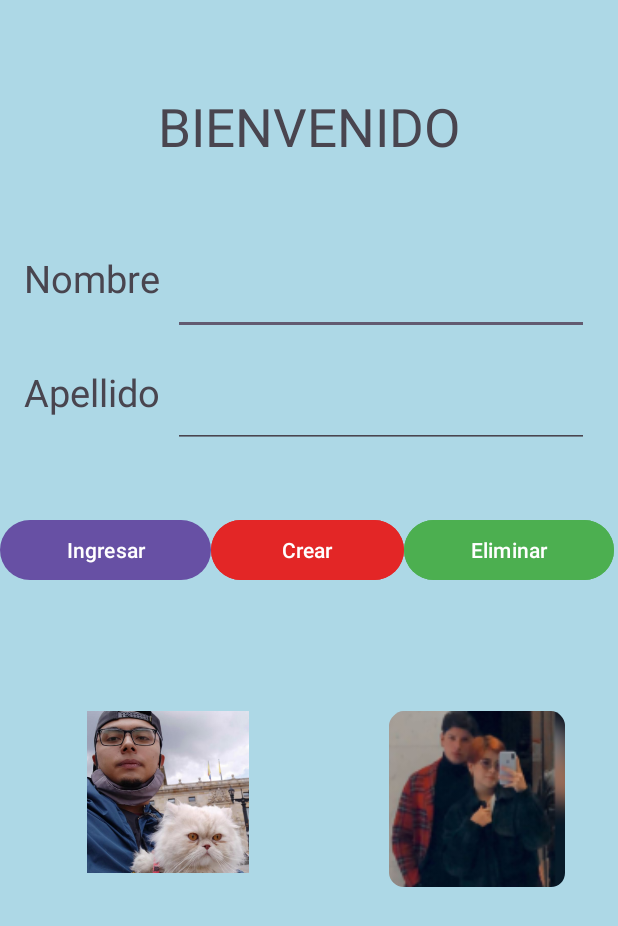
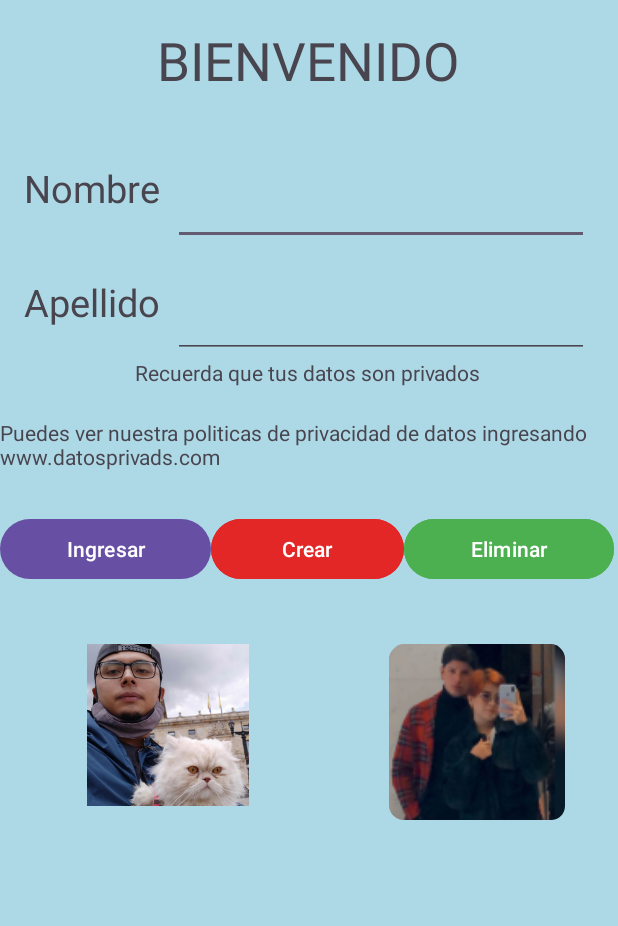
Before and after one commit to italoAGuevara/Ejercicio1_android, an Android app: the screen it shows after launch (MainActivity), on a phone screen of 412 x 824 dp. Shown: the top 926 px of the screen. Run offline under Robolectric (Android 15) with nearby library versions, the phone set to English and light mode, and no system bars.

Commit message:
TITLE:Se agregan 2 textos mas

```diff
--- a/app/src/main/res/layout/activity_main.xml
+++ b/app/src/main/res/layout/activity_main.xml
@@ -11,7 +11,7 @@
         android:id="@+id/editTextName"
         android:layout_width="277dp"
         android:layout_height="55dp"
-        android:layout_marginTop="168dp"
+        android:layout_marginTop="108dp"
         android:ems="10"
         android:inputType="text"
         app:layout_constraintEnd_toEndOf="parent"
@@ -36,7 +36,7 @@
         android:layout_width="99dp"
         android:layout_height="52dp"
         android:layout_marginStart="16dp"
-        android:layout_marginTop="60dp"
+        android:layout_marginTop="44dp"
         android:text="Nombre"
         android:textSize="25sp"
         app:layout_constraintStart_toStartOf="parent"
@@ -61,16 +61,18 @@
         android:textSize="35sp"
         app:layout_constraintBottom_toTopOf="@+id/editTextName"
         app:layout_constraintEnd_toEndOf="parent"
+        app:layout_constraintHorizontal_bias="0.497"
         app:layout_constraintStart_toStartOf="parent"
-        app:layout_constraintTop_toTopOf="parent" />
+        app:layout_constraintTop_toTopOf="parent"
+        app:layout_constraintVertical_bias="0.28" />
 
     <LinearLayout
         android:id="@+id/linearLayout"
         android:layout_width="409dp"
         android:layout_height="79dp"
-        android:layout_marginTop="44dp"
+        android:layout_marginTop="28dp"
         android:orientation="horizontal"
-        app:layout_constraintTop_toBottomOf="@+id/editTextLastName"
+        app:layout_constraintTop_toBottomOf="@+id/textViewPoliticasPrivacidad"
         tools:layout_editor_absoluteX="1dp">
 
         <Button
@@ -100,7 +102,7 @@
     <LinearLayout
         android:layout_width="412dp"
         android:layout_height="164dp"
-        android:layout_marginTop="52dp"
+        android:layout_marginTop="8dp"
         android:orientation="horizontal"
         app:layout_constraintTop_toBottomOf="@+id/linearLayout"
         tools:layout_editor_absoluteX="-2dp">
@@ -120,4 +122,25 @@
             app:srcCompat="@mipmap/ic_launcher" />
     </LinearLayout>
 
+    <TextView
+        android:id="@+id/textViewDatosPrivados"
+        android:layout_width="wrap_content"
+        android:layout_height="wrap_content"
+        android:text="Recuerda que tus datos son privados"
+        app:layout_constraintEnd_toEndOf="parent"
+        app:layout_constraintHorizontal_bias="0.497"
+        app:layout_constraintStart_toStartOf="parent"
+        app:layout_constraintTop_toBottomOf="@+id/editTextLastName" />
+
+    <TextView
+        android:id="@+id/textViewPoliticasPrivacidad"
+        android:layout_width="wrap_content"
+        android:layout_height="wrap_content"
+        android:layout_marginTop="40dp"
+        android:text="Puedes ver nuestra politicas de privacidad de datos ingresando www.datosprivads.com"
+        app:layout_constraintEnd_toEndOf="parent"
+        app:layout_constraintHorizontal_bias="1.0"
+        app:layout_constraintStart_toStartOf="parent"
+        app:layout_constraintTop_toBottomOf="@+id/editTextLastName" />
+
 </androidx.constraintlayout.widget.ConstraintLayout>
```
